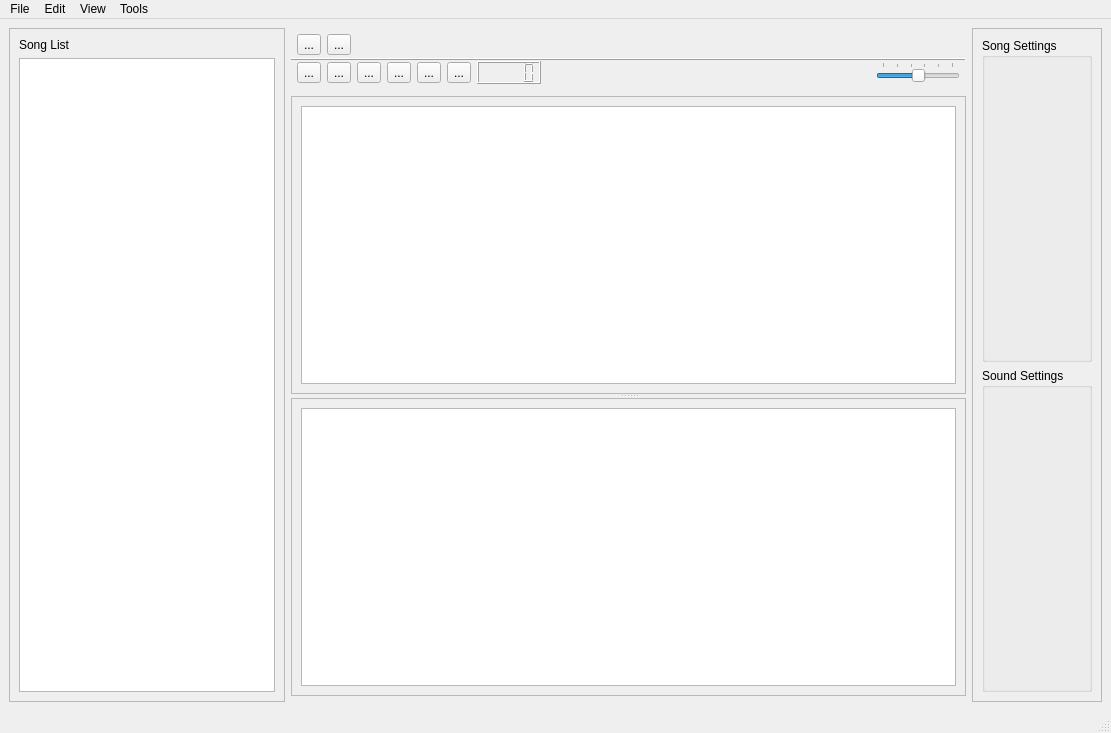
garakmon/gtm, file src/ui/mainwindow.ui: the form before one commit.
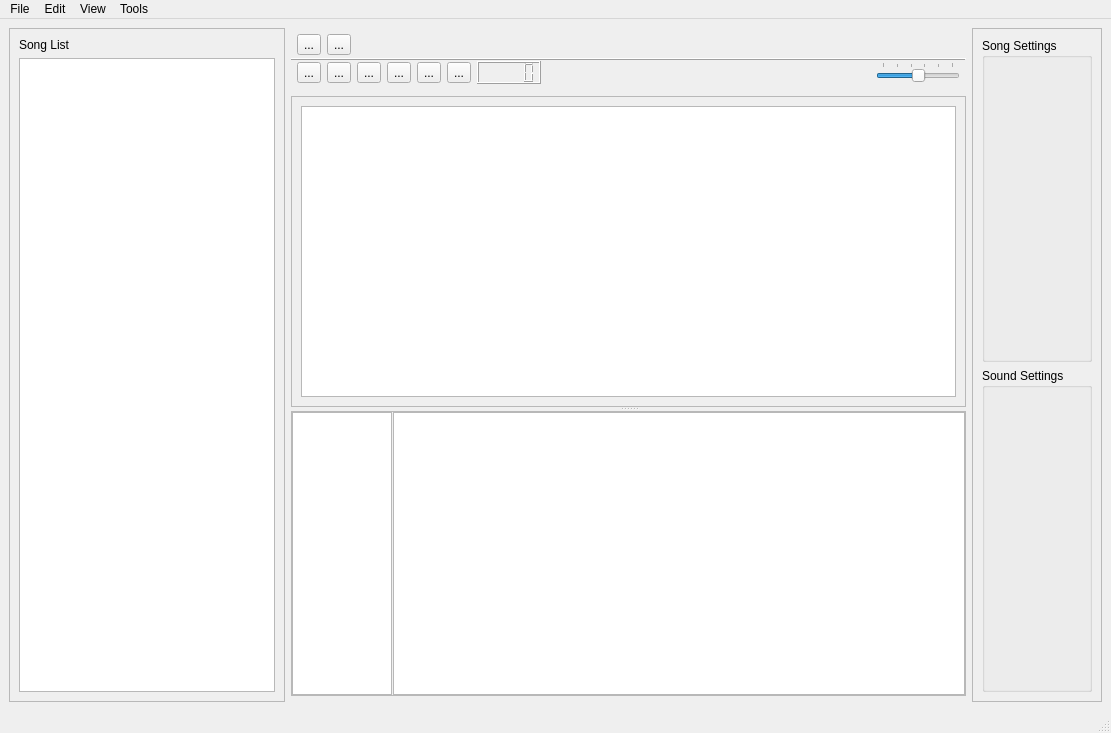
The form after the commit. Icons and pictures are not drawn.

Commit message: draw piano

Patch:
```diff
--- a/src/ui/mainwindow.ui
+++ b/src/ui/mainwindow.ui
@@ -336,7 +336,7 @@
           <x>0</x>
           <y>0</y>
           <width>642</width>
-          <height>273</height>
+          <height>275</height>
          </rect>
         </property>
         <layout class="QGridLayout" name="gridLayout_2">
@@ -356,12 +356,43 @@
           <x>0</x>
           <y>0</y>
           <width>642</width>
-          <height>273</height>
+          <height>275</height>
          </rect>
         </property>
-        <layout class="QGridLayout" name="gridLayout_3">
-         <item row="0" column="0">
-          <widget class="QGraphicsView" name="graphicsView_PianoRoll"/>
+        <layout class="QHBoxLayout" name="horizontalLayout_3">
+         <property name="spacing">
+          <number>1</number>
+         </property>
+         <property name="leftMargin">
+          <number>0</number>
+         </property>
+         <property name="topMargin">
+          <number>0</number>
+         </property>
+         <property name="rightMargin">
+          <number>0</number>
+         </property>
+         <property name="bottomMargin">
+          <number>0</number>
+         </property>
+         <item>
+          <widget class="QGraphicsView" name="view_piano">
+           <property name="sizePolicy">
+            <sizepolicy hsizetype="Maximum" vsizetype="Expanding">
+             <horstretch>0</horstretch>
+             <verstretch>0</verstretch>
+            </sizepolicy>
+           </property>
+           <property name="maximumSize">
+            <size>
+             <width>100</width>
+             <height>16777215</height>
+            </size>
+           </property>
+          </widget>
+         </item>
+         <item>
+          <widget class="QGraphicsView" name="view_pianoRoll"/>
          </item>
         </layout>
        </widget>
```
The commit also changes 10 other files.
